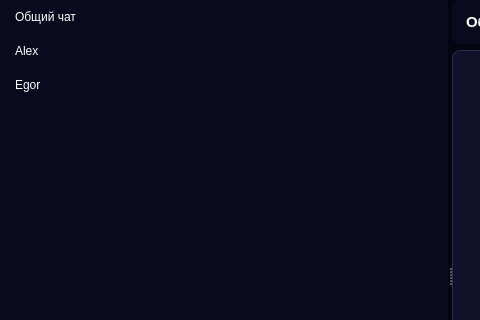
ZefirRX/Moon, file Client+logins/homechats.ui: the form before one commit; both pictures show x 0 to 480 and y 0 to 320 of the 900 by 550 pixel window.
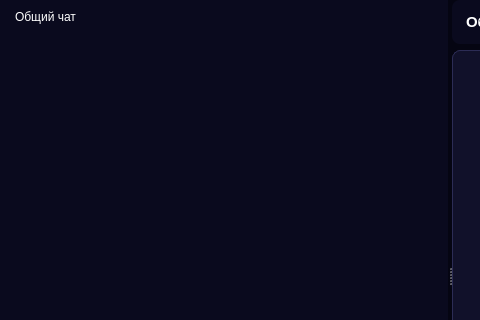
The form after the commit. Icons and pictures are not drawn.

What changed in the file:
```diff
--- a/Client+logins/homechats.ui
+++ b/Client+logins/homechats.ui
@@ -65,16 +65,6 @@
         <string>Общий чат</string>
        </property>
       </item>
-      <item>
-       <property name="text">
-        <string>Alex</string>
-       </property>
-      </item>
-      <item>
-       <property name="text">
-        <string>Egor</string>
-       </property>
-      </item>
      </widget>
      <widget class="QWidget" name="chatArea" native="true">
       <layout class="QVBoxLayout" name="chatAreaLayout">
```
